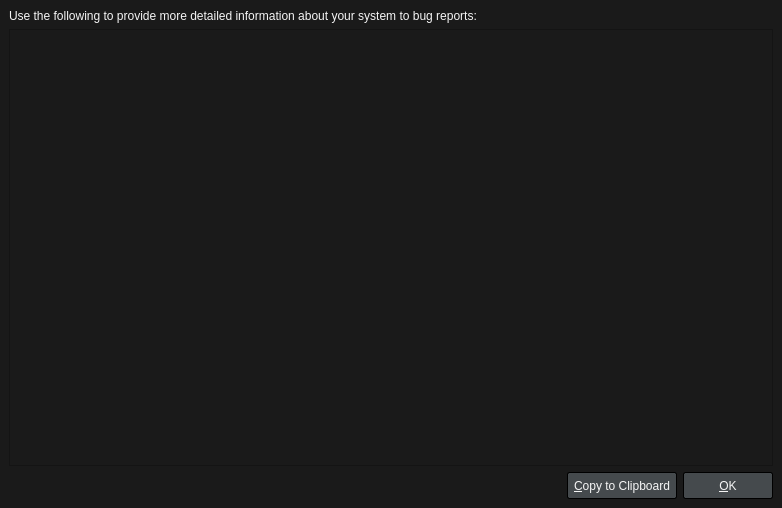
cloudskytian/sugoi-player-deprecated, file src/player/ui/sysinfodialog.ui: the form before one commit.
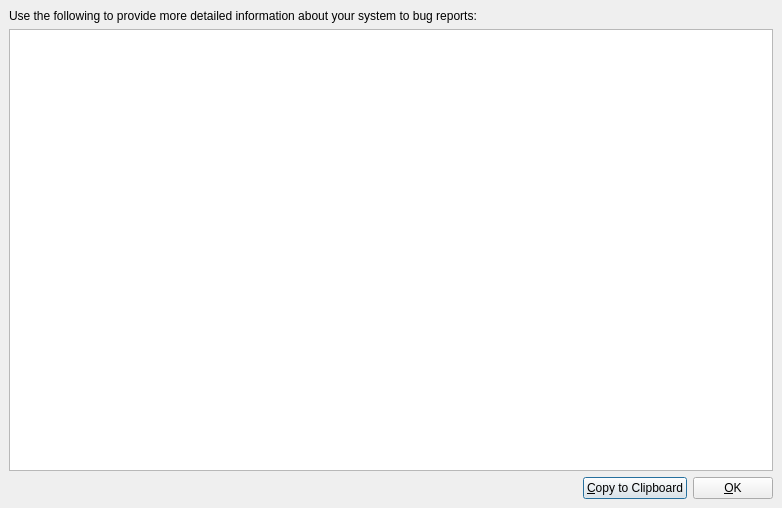
The form after the commit.

The edit to the form file:
```diff
--- a/src/player/ui/sysinfodialog.ui
+++ b/src/player/ui/sysinfodialog.ui
@@ -14,83 +14,7 @@
    <string>System Information</string>
   </property>
   <property name="styleSheet">
-   <string notr="true">QWidget {
-	font: 12px &quot;Noto Sans&quot;, &quot;FreeSans&quot;;
-	background: #1A1A1A;
-	color: whitesmoke;
-}
-
-/* QPushButton */
-
-QPushButton {
-	background: #454A4D;
-	border: 1px solid #000;
-	border-radius: 2px;
-	color: whitesmoke;
-	min-width: 76px;
-	min-height: 17px;
-	padding: 4px 6px;
-}
-QPushButton:focus {
-	border: 1px solid #008098;
-	outline: none;
-}
-QPushButton:pressed {
-	background: #2E3133;
-}
-QPushButton:disabled {
-	background: transparent;
-	border: 1px solid #454A4D;
-	color: #6F6F6F;
-}
-
-/* QScrollBar */
-
-QScrollBar:vertical {
-	padding-left: 1px;
-	width: 6px;
-}
-QScrollBar::handle:vertical {
-	background: #008098;
-	border-radius: 2px;
-	min-height: 10px;
-}
-QScrollBar::add-line:vertical,
-QScrollBar::sub-line:vertical {
-	border: none;
-}
-QScrollBar::add-page:vertical,
-QScrollBar::sub-page:vertical  {
-	background: #383838;
-	margin: 0 2px;
-}
-QScrollBar::up-arrow:vertical,
-QScrollBar::down-arrow:vertical {
-	background: transparent;
-}
-
-QScrollBar:horizontal {
-	height: 6px;
-	padding-top: 1px;
-}
-QScrollBar::handle:horizontal {
-	background: #008098;
-	border-radius: 2px;
-	min-width: 10px;
-}
-QScrollBar::add-line:horizontal,
-QScrollBar::sub-line:horizontal {
-	border: none;
-}
-QScrollBar::add-page:horizontal,
-QScrollBar::sub-page:horizontal {
-	background: #383838;
-	margin: 2px 0;
-}
-QScrollBar::left-arrow:horizontal,
-QScrollBar::right-arrow:horizontal {
-	background: transparent;
-}</string>
+   <string notr="true"/>
   </property>
   <layout class="QVBoxLayout" name="verticalLayout">
    <property name="spacing">
```
